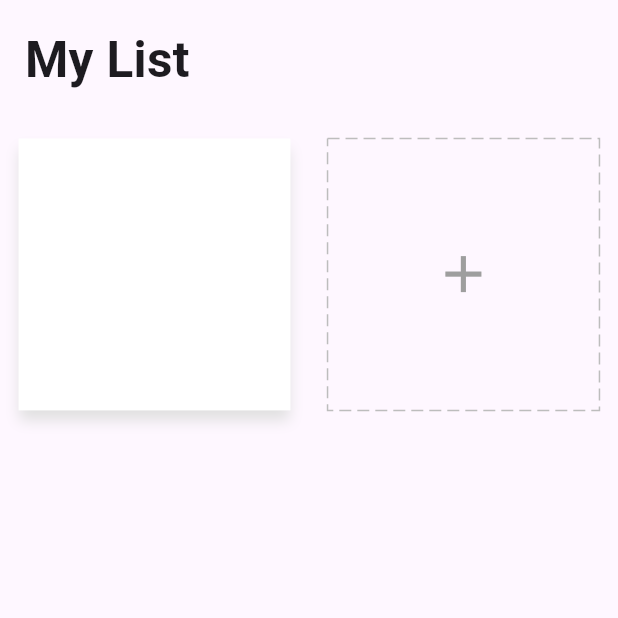
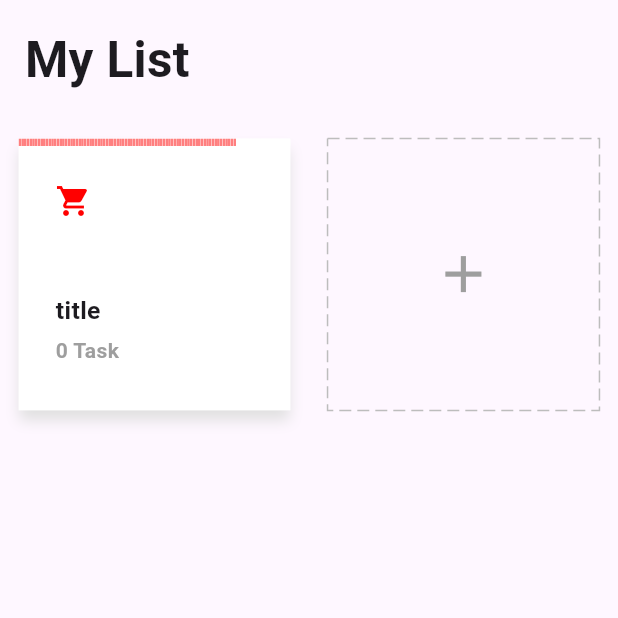
Before and after one commit to muhammadfarros12/flutter_todo_list, a Flutter app: the screen it shows after launch, on a phone screen of 412 x 824 dp, the top half of it. Run offline on Flutter 3.47's test engine with Material 3 defaults, Android fonts, the phone set to English and light mode, and no system bars; drawn by our look-alikes of dotted_border, step_progress_indicator; our stand-ins replace equatable, flutter_easyloading, get, get_storage.

Commit message:
Gradient progress indicator & style task card

```diff
--- a/lib/app/modules/home/widgets/task_card.dart
+++ b/lib/app/modules/home/widgets/task_card.dart
@@ -1,5 +1,6 @@
 import 'package:flutter/material.dart';
 import 'package:get/get.dart';
+import 'package:step_progress_indicator/step_progress_indicator.dart';
 import 'package:todo_list/app/core/utils/extensions.dart';
 
 import 'package:todo_list/app/data/models/task.dart';
@@ -9,9 +10,9 @@ class TaskCard extends StatelessWidget {
   final homeController = Get.find<HomeController>();
   final Task task;
   TaskCard({
-    Key? key,
+    super.key,
     required this.task,
-  }) : super(key: key);
+  });
 
   @override
   Widget build(BuildContext context) {
@@ -27,10 +28,58 @@ class TaskCard extends StatelessWidget {
         BoxShadow(
           color: Colors.grey[300]!,
           blurRadius: 7,
-          offset: Offset(0, 7),
+          offset: const Offset(0, 7),
         ),
       ]),
-      child: Column(),
+      child: Column(
+        crossAxisAlignment: CrossAxisAlignment.start,
+        children: [
+          StepProgressIndicator(
+            // TODO change after finished todo CRUD
+            totalSteps: 100,
+            currentStep: 80,
+            size: 5,
+            padding: 0,
+            selectedGradientColor: LinearGradient(
+                begin: Alignment.topLeft,
+                end: Alignment.bottomRight,
+                colors: [color.withOpacity(0.5), color]),
+            unselectedGradientColor: const LinearGradient(
+                begin: Alignment.topLeft,
+                end: Alignment.bottomRight,
+                colors: [Colors.white, Colors.white]),
+          ),
+          Padding(
+            padding: EdgeInsets.all(6.0.wp),
+            child: Icon(
+              IconData(task.icon, fontFamily: 'MaterialIcons'),
+              color: color,
+            ),
+          ),
+          Padding(
+            padding: EdgeInsets.all(6.0.wp),
+            child: Column(
+              crossAxisAlignment: CrossAxisAlignment.start,
+              children: [
+                Text(
+                  task.title,
+                  style:
+                      TextStyle(fontWeight: FontWeight.bold, fontSize: 12.0.sp),
+                  overflow: TextOverflow.ellipsis,
+                ),
+                SizedBox(
+                  height: 1.0.wp,
+                ),
+                Text(
+                  '${task.todos?.length ?? 0} Task',
+                  style: const TextStyle(
+                      fontWeight: FontWeight.bold, color: Colors.grey),
+                )
+              ],
+            ),
+          )
+        ],
+      ),
     );
   }
 }
--- a/pubspec.yaml
+++ b/pubspec.yaml
@@ -40,6 +40,7 @@ dependencies:
   equatable: ^2.0.7
   flutter_easyloading: ^3.0.5
   dotted_border: ^2.1.0
+  step_progress_indicator: ^1.0.2
 
 dev_dependencies:
   flutter_test:
```
Also changed, not shown: pubspec.lock.
